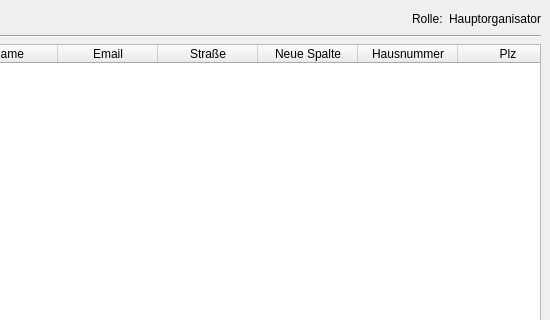
This is showklassenlisteview.ui in Leon0932/se_projekt as Qt 5 draws it before an edit; both pictures show x 153 to 703 and y 0 to 320 of the 703 by 463 pixel window. The edited form follows.
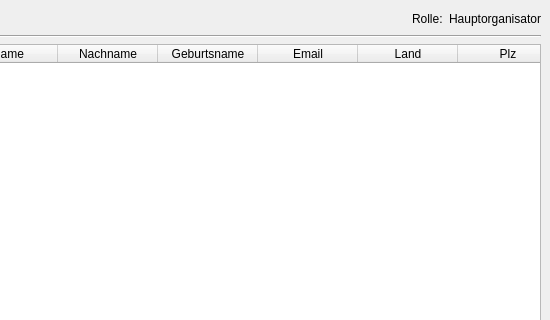
This is the edited form.

What changed in the file:
```diff
--- a/showklassenlisteview.ui
+++ b/showklassenlisteview.ui
@@ -156,6 +156,16 @@
           <string>Name</string>
          </property>
         </column>
+        <column>
+         <property name="text">
+          <string>Nachname</string>
+         </property>
+        </column>
+        <column>
+         <property name="text">
+          <string>Geburtsname</string>
+         </property>
+        </column>
         <column>
          <property name="text">
           <string>Email</string>
@@ -163,17 +173,7 @@
         </column>
         <column>
          <property name="text">
-          <string>Straße</string>
-         </property>
-        </column>
-        <column>
-         <property name="text">
-          <string>Neue Spalte</string>
-         </property>
-        </column>
-        <column>
-         <property name="text">
-          <string>Hausnummer</string>
+          <string>Land</string>
          </property>
         </column>
         <column>
@@ -188,12 +188,12 @@
         </column>
         <column>
          <property name="text">
-          <string>Neue Spalte</string>
+          <string>Straße</string>
          </property>
         </column>
         <column>
          <property name="text">
-          <string>Land</string>
+          <string>Hausnummer</string>
          </property>
         </column>
         <column>
```
Left out of the diff: 2 changed lines with no effect on the pictures.
